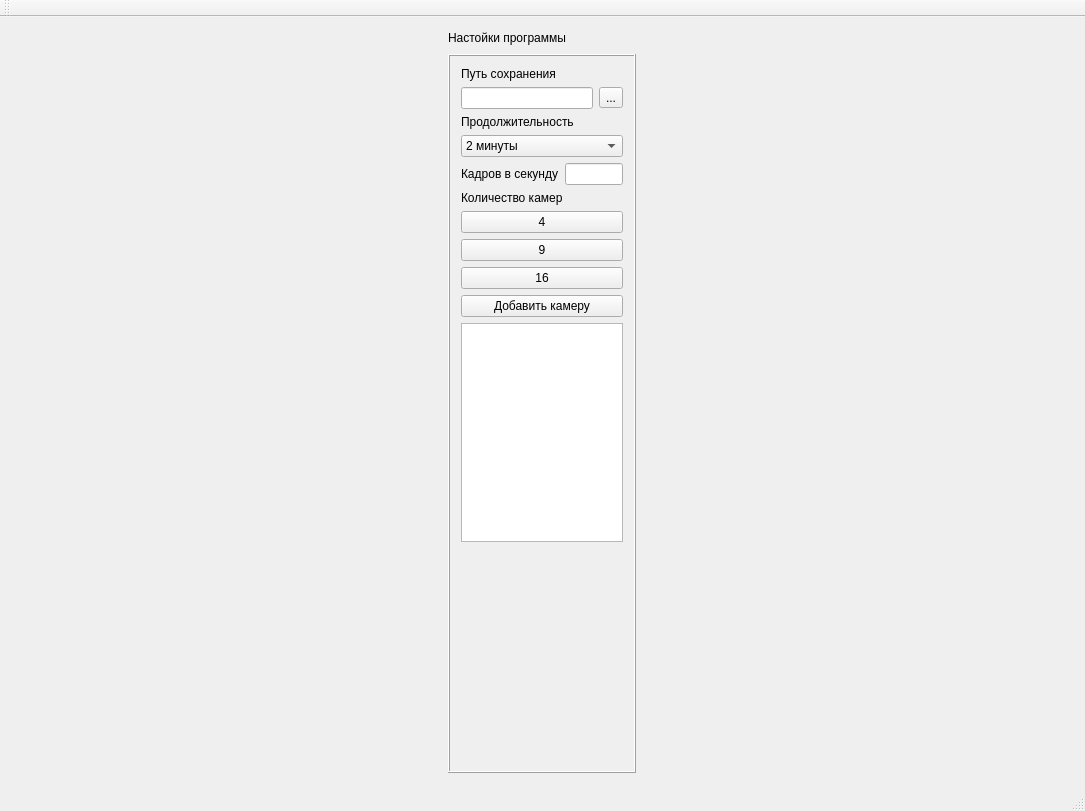
This is mainwindow.ui in temq09/GrabVideoFromIpCam as Qt 5 draws it before an edit. The edited form follows.
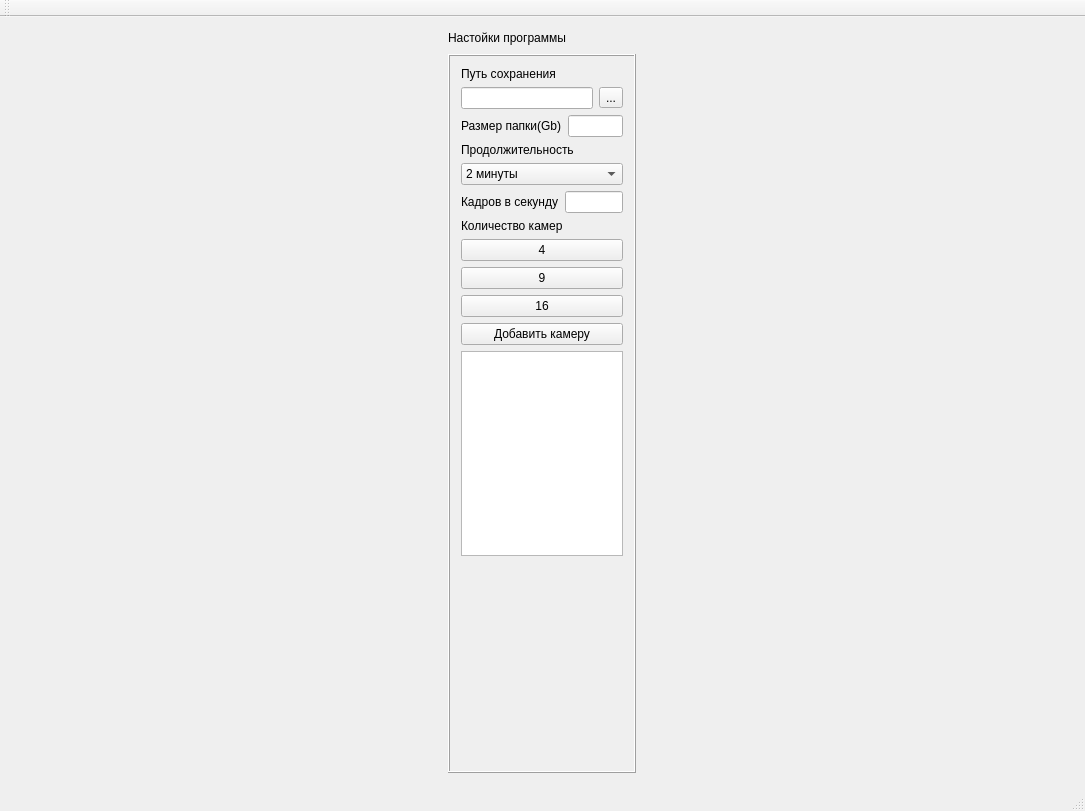
This is the edited form. Custom widgets are drawn as their Qt base class.

Commit message: Теперь очистка файлов происходитв цикле до тех пор пока папка не станет нужного размера. Поле для ввода размера папки для видео принимает числа в диапазоне от 0 до 100.

Patch:
```diff
--- a/mainwindow.ui
+++ b/mainwindow.ui
@@ -86,6 +86,24 @@
              </item>
             </layout>
            </item>
+           <item>
+            <layout class="QHBoxLayout" name="horizontalLayout_4">
+             <item>
+              <widget class="QLabel" name="label_5">
+               <property name="text">
+                <string>Размер папки(Gb)</string>
+               </property>
+              </widget>
+             </item>
+             <item>
+              <widget class="QLineEdit" name="le_SizeDir">
+               <property name="readOnly">
+                <bool>false</bool>
+               </property>
+              </widget>
+             </item>
+            </layout>
+           </item>
            <item>
             <widget class="QLabel" name="label_2">
              <property name="sizePolicy">
```
Left out of the diff: 6 changed lines with no effect on the pictures. The commit also changes 5 other files.
